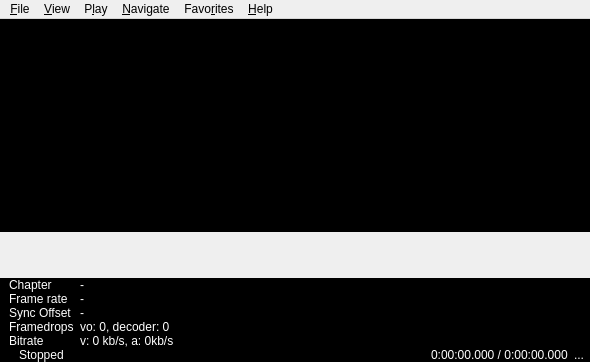
Qt form mainwindow.ui (mpc-qt/mpc-qt) before a commit.
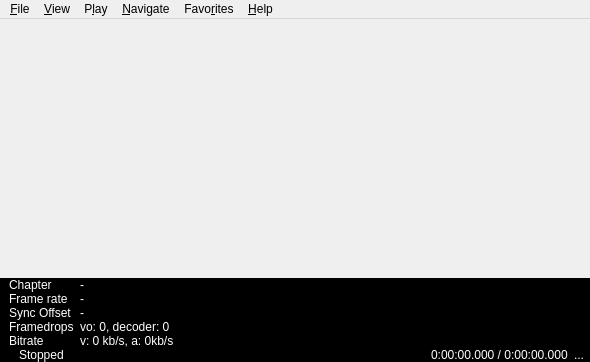
The same form after that commit. Icons and pictures are not drawn.

Commit message:
mainwindow: remove ancient background hax
Remove left-over black stylesheet that was interfering with the playlist
window background.  Improves appearance on Windows to native look and
feel.

Back in the day when we were embedding an mpv window, we would fiddle
around with fancing nesting and show our logo picture beneath the video
widget.  This involved setting a stylesheet for the video area, which is
no longer needed after the switch to opengl_cb.

The edit to the form file:
```diff
--- a/mainwindow.ui
+++ b/mainwindow.ui
@@ -45,9 +45,6 @@
     </property>
     <item>
      <widget class="QWidget" name="mpvWidget" native="true">
-      <property name="styleSheet">
-       <string notr="true">background-color: rgb(0, 0, 0);</string>
-      </property>
       <layout class="QVBoxLayout" name="verticalLayout_5">
        <property name="spacing">
         <number>0</number>
```
The commit also changes 1 other file.
